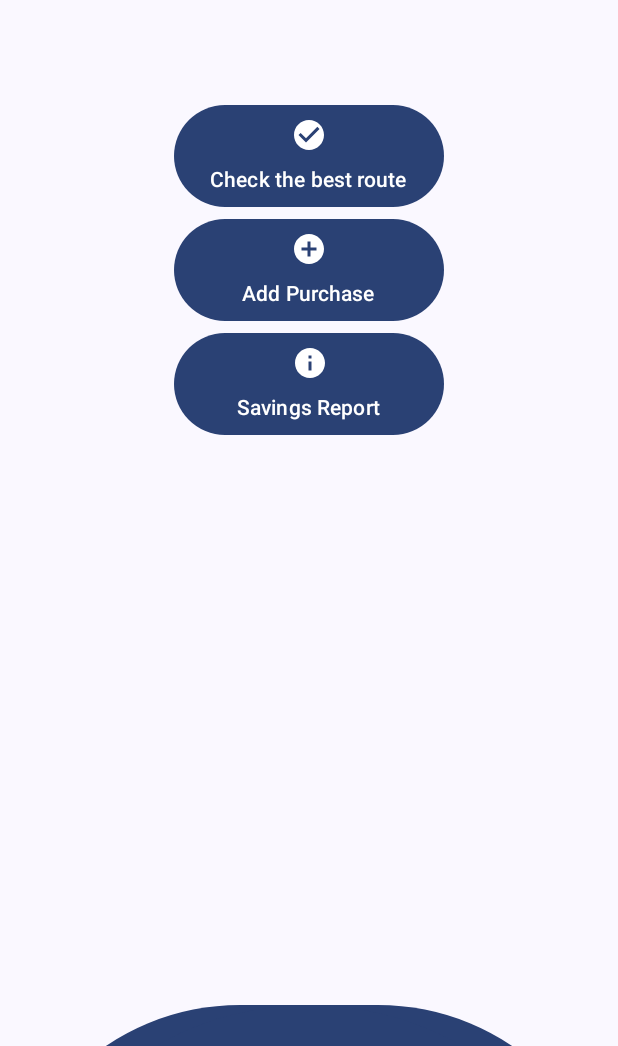
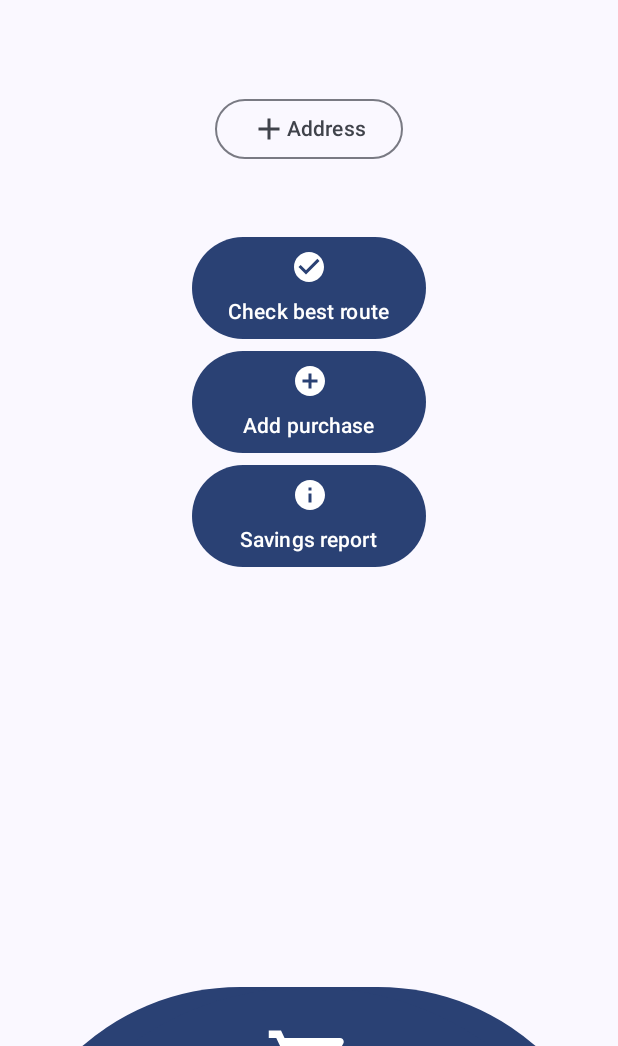
Before and after one commit to nicocababie/PriceRecommender, an Android app built with Jetpack Compose: the screen it shows after launch (MainActivity), on a phone screen of 412 x 824 dp, the part 190-1236 px from its top. Run offline under Robolectric (Android 15) with nearby library versions, the phone set to English and light mode, and no system bars; our stand-ins replace Dagger/Hilt's generated code, Room's generated code, constraintlayout-compose; 2 statements that could not run were skipped.

Commit message:
android - add dependency injection
added: dependency injection, address repository, database, view model, ui state

```diff
--- a/mobile/PriceRecommender/app/src/main/AndroidManifest.xml
+++ b/mobile/PriceRecommender/app/src/main/AndroidManifest.xml
@@ -3,6 +3,7 @@
     xmlns:tools="http://schemas.android.com/tools">
 
     <application
+        android:name=".PriceRecommenderApplication"
         android:allowBackup="true"
         android:dataExtractionRules="@xml/data_extraction_rules"
         android:fullBackupContent="@xml/backup_rules"
--- a/mobile/PriceRecommender/app/src/main/java/com/example/pricerecommender/MainActivity.kt
+++ b/mobile/PriceRecommender/app/src/main/java/com/example/pricerecommender/MainActivity.kt
@@ -6,7 +6,9 @@ import androidx.activity.compose.setContent
 import androidx.activity.enableEdgeToEdge
 import com.example.pricerecommender.ui.PriceRecommenderApp
 import com.example.pricerecommender.ui.theme.PriceRecommenderTheme
+import dagger.hilt.android.AndroidEntryPoint
 
+@AndroidEntryPoint
 class MainActivity : ComponentActivity() {
     override fun onCreate(savedInstanceState: Bundle?) {
         super.onCreate(savedInstanceState)
--- /dev/null
+++ b/mobile/PriceRecommender/app/src/main/java/com/example/pricerecommender/PriceRecommenderApplication.kt
@@ -0,0 +1,8 @@
+package com.example.pricerecommender
+
+import android.app.Application
+import dagger.hilt.android.HiltAndroidApp
+
+@HiltAndroidApp
+class PriceRecommenderApplication: Application() {
+}
--- /dev/null
+++ b/mobile/PriceRecommender/app/src/main/java/com/example/pricerecommender/data/database/PriceRecommenderDatabase.kt
@@ -0,0 +1,11 @@
+package com.example.pricerecommender.data.database
+
+import androidx.room.Database
+import androidx.room.RoomDatabase
+import com.example.pricerecommender.data.database.dao.AddressDao
+import com.example.pricerecommender.data.database.entity.Address
+
+@Database(entities = [Address::class], version = 1, exportSchema = false)
+abstract class PriceRecommenderDatabase : RoomDatabase() {
+    abstract fun AddressDao(): AddressDao
+}
--- /dev/null
+++ b/mobile/PriceRecommender/app/src/main/java/com/example/pricerecommender/data/database/dao/AddressDao.kt
@@ -0,0 +1,12 @@
+package com.example.pricerecommender.data.database.dao
+
+import androidx.room.Dao
+import androidx.room.Insert
+import androidx.room.OnConflictStrategy
+import com.example.pricerecommender.data.database.entity.Address
+
+@Dao
+interface AddressDao {
+    @Insert(onConflict = OnConflictStrategy.IGNORE)
+    fun insert(address: Address)
+}
--- /dev/null
+++ b/mobile/PriceRecommender/app/src/main/java/com/example/pricerecommender/data/repository/AddressRepository.kt
@@ -0,0 +1,13 @@
+package com.example.pricerecommender.data.repository
+
+import com.example.pricerecommender.data.database.dao.AddressDao
+import com.example.pricerecommender.data.database.entity.Address
+import com.example.pricerecommender.data.repositoryInterface.IAddressRepository
+import javax.inject.Inject
+
+class AddressRepository @Inject constructor(private val addressDao: AddressDao): IAddressRepository {
+    override suspend fun insert(address: String) {
+        val newAddress = Address(address = address)
+        addressDao.insert(newAddress)
+    }
+}
--- /dev/null
+++ b/mobile/PriceRecommender/app/src/main/java/com/example/pricerecommender/data/repositoryInterface/IAddressRepository.kt
@@ -0,0 +1,5 @@
+package com.example.pricerecommender.data.repositoryInterface
+
+interface IAddressRepository {
+    suspend fun insert(address: String)
+}
--- /dev/null
+++ b/mobile/PriceRecommender/app/src/main/java/com/example/pricerecommender/di/AppModule.kt
@@ -0,0 +1,17 @@
+package com.example.pricerecommender.di
+
+import android.content.Context
+import dagger.Module
+import dagger.Provides
+import dagger.hilt.InstallIn
+import dagger.hilt.android.qualifiers.ApplicationContext
+import dagger.hilt.components.SingletonComponent
+
+@Module
+@InstallIn(SingletonComponent::class)
+object AppModule {
+    @Provides
+    fun provideContext(
+        @ApplicationContext context: Context
+    ) = context
+}
--- /dev/null
+++ b/mobile/PriceRecommender/app/src/main/java/com/example/pricerecommender/di/DatabaseModule.kt
@@ -0,0 +1,32 @@
+package com.example.pricerecommender.di
+
+import android.content.Context
+import androidx.room.Room
+import com.example.pricerecommender.data.database.PriceRecommenderDatabase
+import com.example.pricerecommender.data.database.dao.AddressDao
+import com.example.pricerecommender.data.repository.AddressRepository
+import com.example.pricerecommender.data.repositoryInterface.IAddressRepository
+import dagger.Module
+import dagger.Provides
+import dagger.hilt.InstallIn
+import dagger.hilt.android.components.ViewModelComponent
+import dagger.hilt.android.qualifiers.ApplicationContext
+
+@Module
+@InstallIn(ViewModelComponent::class)
+object DatabaseModule {
+    @Provides
+    fun ProvideAddressRepository(addressDao: AddressDao): IAddressRepository = AddressRepository(addressDao)
+
+    @Provides
+    fun ProvideAddressDao(database: PriceRecommenderDatabase) = database.AddressDao()
+
+    @Provides
+    fun ProvideDatabase(@ApplicationContext context: Context) =
+        Room.databaseBuilder(
+            context,
+            PriceRecommenderDatabase::class.java,
+            "price_recommender"
+        ).build()
+
+}
--- a/mobile/PriceRecommender/app/src/main/java/com/example/pricerecommender/ui/PriceRecommenderApp.kt
+++ b/mobile/PriceRecommender/app/src/main/java/com/example/pricerecommender/ui/PriceRecommenderApp.kt
@@ -9,12 +9,15 @@ import androidx.compose.material3.Scaffold
 import androidx.compose.material3.Text
 import androidx.compose.material3.TopAppBar
 import androidx.compose.runtime.Composable
+import androidx.compose.runtime.collectAsState
+import androidx.compose.runtime.getValue
 import androidx.compose.ui.Alignment
 import androidx.compose.ui.Modifier
 import androidx.compose.ui.res.painterResource
 import androidx.compose.ui.res.stringResource
 import androidx.compose.ui.tooling.preview.Preview
 import androidx.compose.ui.unit.dp
+import androidx.hilt.navigation.compose.hiltViewModel
 import androidx.navigation.compose.NavHost
 import androidx.navigation.compose.composable
 import androidx.navigation.compose.rememberNavController
@@ -28,15 +31,17 @@ import com.example.pricerecommender.ui.theme.PriceRecommenderTheme
 import com.example.pricerecommender.ui.utils.PriceRecommenderScreen
 
 @Composable
-fun PriceRecommenderApp() {
+fun PriceRecommenderApp(
+    viewModel: PriceRecommenderViewModel = hiltViewModel()
+) {
     val navController = rememberNavController()
+    val state by viewModel.uiState.collectAsState()
 
     Scaffold(
         topBar = {
             PriceRecommenderTopAppBar()
         }
-    ) { innerPadding ->
-        NavHost(
+    ) { innerPadding -> NavHost(
             navController = navController,
             startDestination = PriceRecommenderScreen.HomeScreen.name,
             modifier = Modifier.padding(innerPadding)
--- /dev/null
+++ b/mobile/PriceRecommender/app/src/main/java/com/example/pricerecommender/ui/PriceRecommenderUIState.kt
@@ -0,0 +1,5 @@
+package com.example.pricerecommender.ui
+
+data class PriceRecommenderUIState(
+    val currentAddress: String = ""
+)
--- /dev/null
+++ b/mobile/PriceRecommender/app/src/main/java/com/example/pricerecommender/ui/PriceRecommenderViewModel.kt
@@ -0,0 +1,18 @@
+package com.example.pricerecommender.ui
+
+import androidx.lifecycle.ViewModel
+import com.example.pricerecommender.data.repository.AddressRepository
+import dagger.hilt.android.lifecycle.HiltViewModel
+import kotlinx.coroutines.flow.MutableStateFlow
+import kotlinx.coroutines.flow.StateFlow
+import javax.inject.Inject
+
+@HiltViewModel
+class PriceRecommenderViewModel @Inject constructor(
+    private val addressRepository: AddressRepository
+): ViewModel() {
+    private val _uiState = MutableStateFlow(PriceRecommenderUIState())
+    var uiState: StateFlow<PriceRecommenderUIState> = _uiState
+
+
+}
--- a/mobile/PriceRecommender/app/src/main/java/com/example/pricerecommender/ui/screen/HomeScreen.kt
+++ b/mobile/PriceRecommender/app/src/main/java/com/example/pricerecommender/ui/screen/HomeScreen.kt
@@ -9,6 +9,7 @@ import androidx.compose.foundation.layout.padding
 import androidx.compose.foundation.layout.size
 import androidx.compose.foundation.shape.RoundedCornerShape
 import androidx.compose.material.icons.Icons
+import androidx.compose.material.icons.filled.Add
 import androidx.compose.material.icons.filled.AddCircle
 import androidx.compose.material.icons.filled.CheckCircle
 import androidx.compose.material.icons.filled.Info
@@ -16,6 +17,7 @@ import androidx.compose.material.icons.filled.ShoppingCart
 import androidx.compose.material3.Button
 import androidx.compose.material3.Icon
 import androidx.compose.material3.MaterialTheme
+import androidx.compose.material3.OutlinedButton
 import androidx.compose.material3.Text
 import androidx.compose.runtime.Composable
 import androidx.compose.ui.Alignment
@@ -43,15 +45,24 @@ fun HomeScreen(
             cartButtonRef,
             bestRouteButtonRef,
             addPurchaseButtonRef,
-            savingsReportButtonRef
+            savingsReportButtonRef,
+            addressButtonRef
         ) = createRefs()
+
+        AddressInput(
+            modifier = Modifier.constrainAs(addressButtonRef) {
+                top.linkTo(parent.top, 8.dp)
+                start.linkTo(parent.start)
+                end.linkTo(parent.end)
+            }
+        )
 
         CustomButton(
             onClick = onCheckBestRouteClick,
             icon = Icons.Default.CheckCircle,
             text = stringResource(R.string.check_the_best_route),
             modifier = Modifier.constrainAs(bestRouteButtonRef) {
-                top.linkTo(parent.top, 16.dp)
+                top.linkTo(addressButtonRef.bottom, 48.dp)
                 start.linkTo(parent.start)
                 end.linkTo(parent.end)
             }
@@ -89,12 +100,12 @@ fun HomeScreen(
                     shape = RoundedCornerShape(160.dp)
                 )
                 .constrainAs(cartButtonRef) {
-                    top.linkTo(savingsReportButtonRef.bottom, 380.dp)
+                    top.linkTo(savingsReportButtonRef.bottom, 280.dp)
                 }
         ) {
             Box(
                 modifier = Modifier.fillMaxSize(),
-                contentAlignment = Alignment.TopCenter // Alinea la columna en la parte superior
+                contentAlignment = Alignment.TopCenter
             ) {
                 Column(
                     verticalArrangement = Arrangement.spacedBy(8.dp),
@@ -138,6 +149,30 @@ fun CustomButton(
     }
 }
 
+@Composable
+fun AddressInput(
+    modifier: Modifier = Modifier
+) {
+    OutlinedButton(
+        onClick = { /*TODO*/ },
+        modifier = modifier
+    ) {
+        Icon(
+            imageVector = Icons.Default.Add,
+            contentDescription = stringResource(R.string.address)
+        )
+        Text(text = stringResource(R.string.address))
+    }
+}
+
+@Preview(showBackground = true)
+@Composable
+fun AddressInputPreview() {
+    PriceRecommenderTheme {
+        AddressInput()
+    }
+}
+
 @Preview
 @Composable
 fun CustomButtonPreview() {
--- a/mobile/PriceRecommender/app/src/main/res/values/strings.xml
+++ b/mobile/PriceRecommender/app/src/main/res/values/strings.xml
@@ -3,8 +3,9 @@
     <string name="home_screen">Home Screen</string>
     <string name="cart_screen">Cart Screen</string>
     <string name="navigate_back">Navigate back</string>
-    <string name="check_the_best_route">Check the best route</string>
-    <string name="add_purchase">Add Purchase</string>
-    <string name="savings_report">Savings Report</string>
+    <string name="check_the_best_route">Check best route</string>
+    <string name="add_purchase">Add purchase</string>
+    <string name="savings_report">Savings report</string>
     <string name="create_shopping_list">Create shopping list</string>
+    <string name="address">Address</string>
 </resources>
```
Also changed, not shown: mobile/PriceRecommender/app/build.gradle.kts (+16 -0 lines), mobile/PriceRecommender/app/src/main/java/com/example/pricerecommender/data/database/entity/Address.kt (added, +11 -0 lines), mobile/PriceRecommender/build.gradle.kts (+7 -0 lines).
